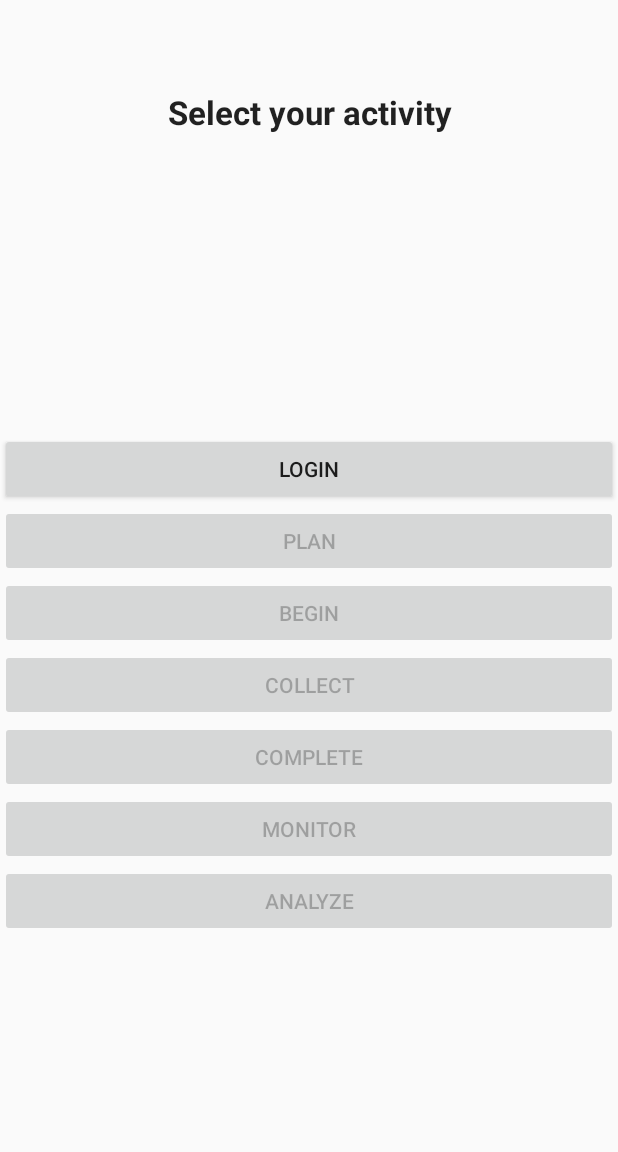
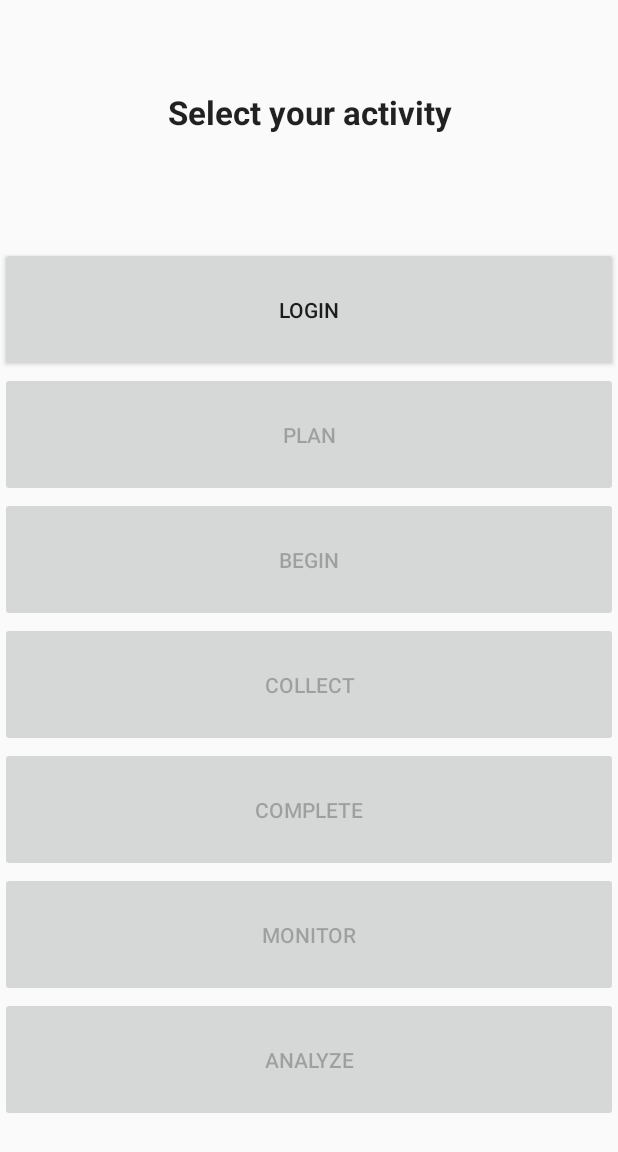
Before and after one commit to jameswarner/java-the-hutt, an Android app: the screen it shows after launch (JavaTheHutt), on a phone screen of 412 x 824 dp. Shown: the top 1152 px of the screen. Run offline under Robolectric (Android 15) with nearby library versions, the phone set to English and light mode, and no system bars.

Commit message:
button fixes

```diff
--- a/app/src/main/java/com/mse/android/javathehutt/JavaTheHutt.java
+++ b/app/src/main/java/com/mse/android/javathehutt/JavaTheHutt.java
@@ -120,7 +120,7 @@ public class JavaTheHutt extends AppCompatActivity implements View.OnClickListen
     private void addDemo(String demoName, Class<? extends Activity> activityClass) {
         Button b = new Button(this);
         ViewGroup.LayoutParams layoutParams = new ViewGroup.LayoutParams(ViewGroup.LayoutParams.MATCH_PARENT,
-                ViewGroup.LayoutParams.MATCH_PARENT);
+                125);
         b.setLayoutParams(layoutParams);
         b.setText(demoName);
         b.setTag(activityClass);
--- a/app/src/main/res/layout/activity_java_the_hutt.xml
+++ b/app/src/main/res/layout/activity_java_the_hutt.xml
@@ -1,9 +1,10 @@
 <?xml version="1.0" encoding="utf-8"?>
-<RelativeLayout xmlns:android="http://schemas.android.com/apk/res/android"
+<LinearLayout xmlns:android="http://schemas.android.com/apk/res/android"
     xmlns:app="http://schemas.android.com/apk/res-auto"
     xmlns:tools="http://schemas.android.com/tools"
     android:layout_width="match_parent"
-    android:layout_height="match_parent" >
+    android:layout_height="match_parent"
+    android:orientation="vertical">
 
     <TextView
         android:layout_width="match_parent"
@@ -31,4 +32,4 @@
 
     </ScrollView>
 
-</RelativeLayout>
+</LinearLayout>
```
